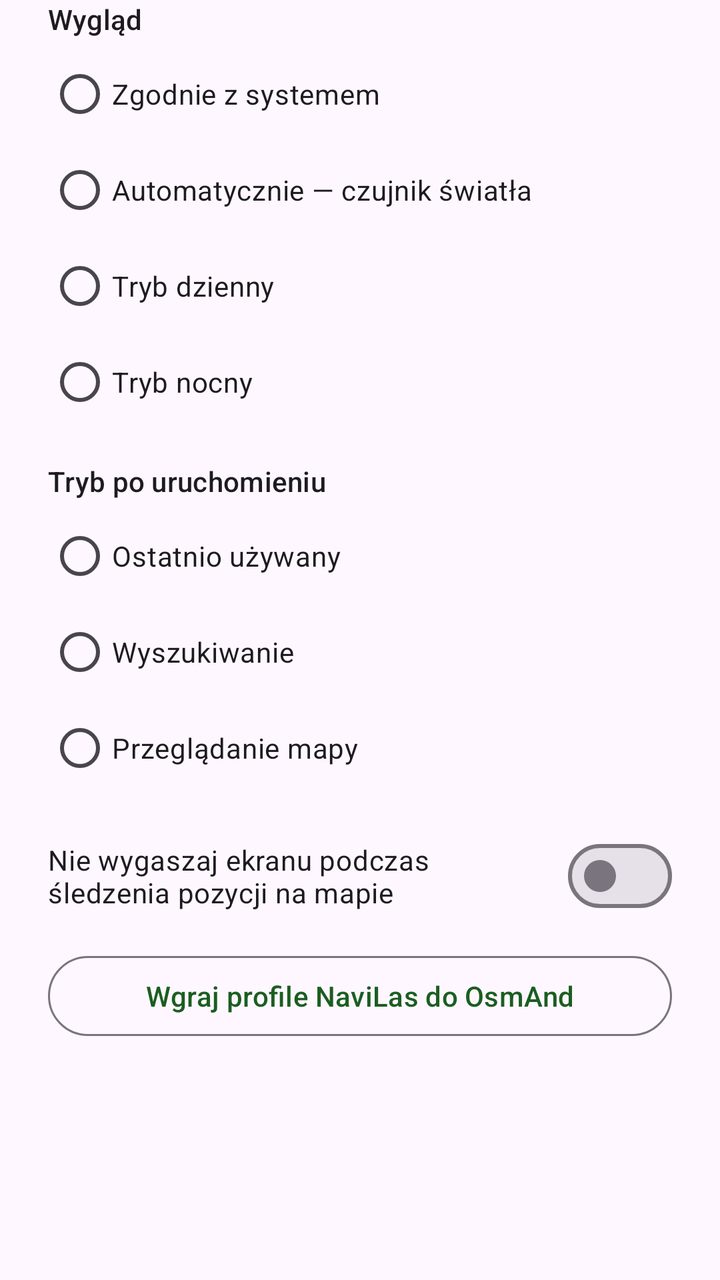
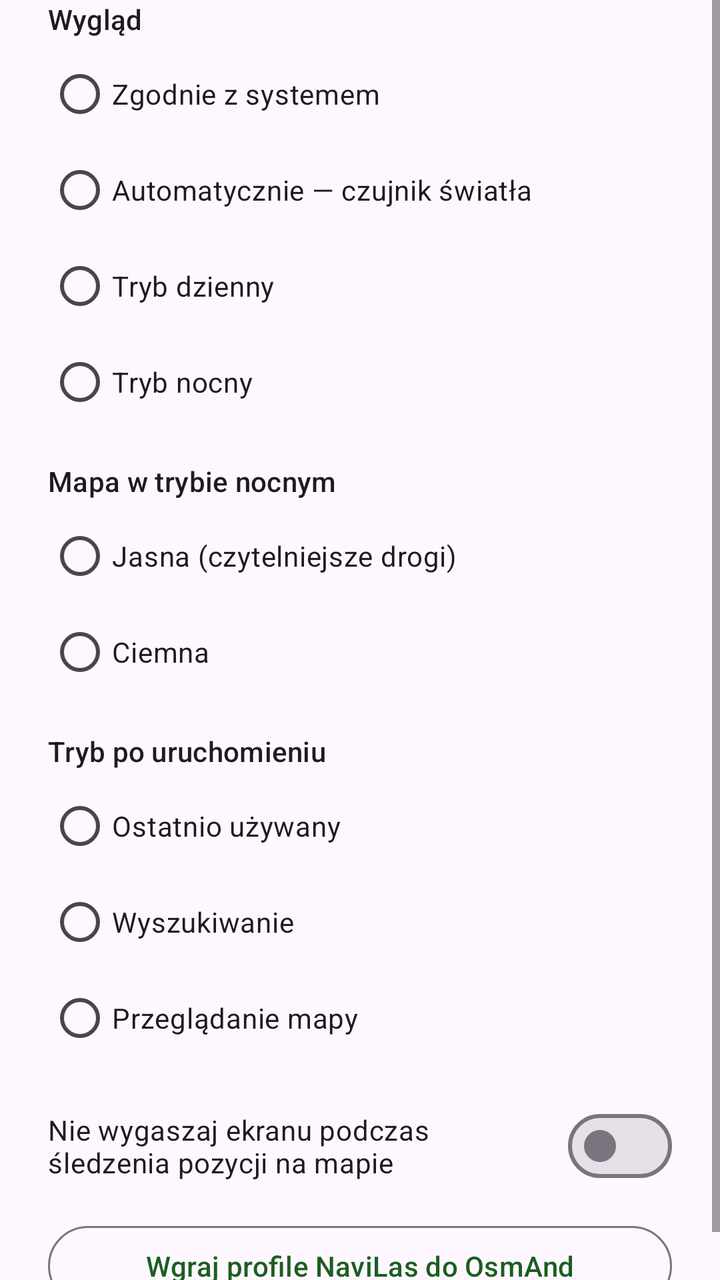

Compare the two renders of this Android layout. The source of the first and the diff that turns it into the second are given below.
<!-- AndroidManifest.xml: application theme Theme.NaviLas -->
<!-- res/layout/dialog_settings.xml -->
<?xml version="1.0" encoding="utf-8"?>
<ScrollView xmlns:android="http://schemas.android.com/apk/res/android"
    android:layout_width="match_parent"
    android:layout_height="wrap_content">

    <LinearLayout
        android:layout_width="match_parent"
        android:layout_height="wrap_content"
        android:orientation="vertical"
        android:paddingHorizontal="24dp"
        android:paddingBottom="8dp">

        <TextView
            android:layout_width="match_parent"
            android:layout_height="wrap_content"
            android:text="@string/settings_theme_label"
            android:textAppearance="?attr/textAppearanceTitleSmall" />

        <RadioGroup
            android:id="@+id/themeGroup"
            android:layout_width="match_parent"
            android:layout_height="wrap_content"
            android:layout_marginTop="4dp">

            <com.google.android.material.radiobutton.MaterialRadioButton
                android:id="@+id/themeSystem"
                android:layout_width="match_parent"
                android:layout_height="wrap_content"
                android:text="@string/settings_theme_system" />

            <com.google.android.material.radiobutton.MaterialRadioButton
                android:id="@+id/themeAmbient"
                android:layout_width="match_parent"
                android:layout_height="wrap_content"
                android:text="@string/settings_theme_ambient" />

            <com.google.android.material.radiobutton.MaterialRadioButton
                android:id="@+id/themeDay"
                android:layout_width="match_parent"
                android:layout_height="wrap_content"
                android:text="@string/settings_theme_day" />

            <com.google.android.material.radiobutton.MaterialRadioButton
                android:id="@+id/themeNight"
                android:layout_width="match_parent"
                android:layout_height="wrap_content"
                android:text="@string/settings_theme_night" />
        </RadioGroup>

        <TextView
            android:layout_width="match_parent"
            android:layout_height="wrap_content"
            android:layout_marginTop="16dp"
            android:text="@string/settings_startup_label"
            android:textAppearance="?attr/textAppearanceTitleSmall" />

        <RadioGroup
            android:id="@+id/startupGroup"
            android:layout_width="match_parent"
            android:layout_height="wrap_content"
            android:layout_marginTop="4dp">

            <com.google.android.material.radiobutton.MaterialRadioButton
                android:id="@+id/startupRemember"
                android:layout_width="match_parent"
                android:layout_height="wrap_content"
                android:text="@string/settings_startup_remember" />

            <com.google.android.material.radiobutton.MaterialRadioButton
                android:id="@+id/startupSearch"
                android:layout_width="match_parent"
                android:layout_height="wrap_content"
                android:text="@string/settings_startup_search" />

            <com.google.android.material.radiobutton.MaterialRadioButton
                android:id="@+id/startupBrowse"
                android:layout_width="match_parent"
                android:layout_height="wrap_content"
                android:text="@string/settings_startup_browse" />
        </RadioGroup>

        <com.google.android.material.materialswitch.MaterialSwitch
            android:id="@+id/keepScreenOnTracking"
            android:layout_width="match_parent"
            android:layout_height="wrap_content"
            android:layout_marginTop="16dp"
            android:text="@string/settings_keep_screen_on" />

        <com.google.android.material.button.MaterialButton
            android:id="@+id/btnOsmAndProfiles"
            style="@style/Widget.Material3.Button.OutlinedButton"
            android:layout_width="match_parent"
            android:layout_height="wrap_content"
            android:layout_marginTop="12dp"
            android:text="@string/settings_osmand_profiles" />

        <LinearLayout
            android:id="@+id/updateChannelSection"
            android:layout_width="match_parent"
            android:layout_height="wrap_content"
            android:orientation="vertical"
            android:visibility="gone">

            <TextView
                android:layout_width="match_parent"
                android:layout_height="wrap_content"
                android:layout_marginTop="16dp"
                android:text="@string/settings_update_channel_label"
                android:textAppearance="?attr/textAppearanceTitleSmall" />

            <RadioGroup
                android:id="@+id/updateChannelGroup"
                android:layout_width="match_parent"
                android:layout_height="wrap_content"
                android:layout_marginTop="4dp">

                <com.google.android.material.radiobutton.MaterialRadioButton
                    android:id="@+id/updateChannelNightly"
                    android:layout_width="match_parent"
                    android:layout_height="wrap_content"
                    android:text="@string/settings_update_channel_nightly" />

                <com.google.android.material.radiobutton.MaterialRadioButton
                    android:id="@+id/updateChannelBeta"
                    android:layout_width="match_parent"
                    android:layout_height="wrap_content"
                    android:text="@string/settings_update_channel_beta" />

                <com.google.android.material.radiobutton.MaterialRadioButton
                    android:id="@+id/updateChannelFinal"
                    android:layout_width="match_parent"
                    android:layout_height="wrap_content"
                    android:text="@string/settings_update_channel_final" />
            </RadioGroup>
        </LinearLayout>
    </LinearLayout>
</ScrollView>
<!-- resources referenced by this layout -->
<resources>
  <string name="settings_keep_screen_on">Nie wygaszaj ekranu podczas śledzenia pozycji na mapie</string>
  <string name="settings_osmand_profiles">Wgraj profile NaviLas do OsmAnd</string>
  <string name="settings_startup_browse">Przeglądanie mapy</string>
  <string name="settings_startup_label">Tryb po uruchomieniu</string>
  <string name="settings_startup_remember">Ostatnio używany</string>
  <string name="settings_startup_search">Wyszukiwanie</string>
  <string name="settings_theme_ambient">Automatycznie — czujnik światła</string>
  <string name="settings_theme_day">Tryb dzienny</string>
  <string name="settings_theme_label">Wygląd</string>
  <string name="settings_theme_night">Tryb nocny</string>
  <string name="settings_theme_system">Zgodnie z systemem</string>
  <string name="settings_update_channel_beta">Beta i nowsze</string>
  <string name="settings_update_channel_final">Tylko Final</string>
  <string name="settings_update_channel_label">Aktualizacje (GitHub)</string>
  <string name="settings_update_channel_nightly">Nightly i nowsze</string>
  <style name="Theme.NaviLas" parent="Theme.Material3.DayNight.NoActionBar">
          <item name="colorPrimary">@color/forest_green</item>
          <item name="colorOnPrimary">@color/forest_on_primary</item>
          <item name="colorPrimaryContainer">@color/forest_container</item>
          <item name="colorOnPrimaryContainer">@color/forest_on_container</item>
          <item name="colorSecondary">@color/forest_green</item>
          <item name="colorOnSecondary">@color/forest_on_primary</item>
          <item name="colorSecondaryContainer">@color/forest_container</item>
          <item name="colorOnSecondaryContainer">@color/forest_on_container</item>
          <item name="android:statusBarColor">@color/toolbar_green</item>
          <item name="android:navigationBarColor">?attr/colorSurface</item>
          <item name="android:windowLightStatusBar">false</item>
      </style>
  <color name="forest_green">#1B5E20</color>
  <color name="forest_on_primary">#FFFFFF</color>
  <color name="forest_container">#C8E6C9</color>
  <color name="forest_on_container">#123815</color>
  <color name="toolbar_green">#1B5E20</color>
</resources>

<!-- the commit's change to res/layout/dialog_settings.xml (unified diff, before → after) -->
@@ -45,6 +45,32 @@
                 android:layout_width="match_parent"
                 android:layout_height="wrap_content"
                 android:text="@string/settings_theme_night" />
+        </RadioGroup>
+
+        <TextView
+            android:layout_width="match_parent"
+            android:layout_height="wrap_content"
+            android:layout_marginTop="16dp"
+            android:text="@string/settings_night_map_label"
+            android:textAppearance="?attr/textAppearanceTitleSmall" />
+
+        <RadioGroup
+            android:id="@+id/nightMapGroup"
+            android:layout_width="match_parent"
+            android:layout_height="wrap_content"
+            android:layout_marginTop="4dp">
+
+            <com.google.android.material.radiobutton.MaterialRadioButton
+                android:id="@+id/nightMapLight"
+                android:layout_width="match_parent"
+                android:layout_height="wrap_content"
+                android:text="@string/settings_night_map_light" />
+
+            <com.google.android.material.radiobutton.MaterialRadioButton
+                android:id="@+id/nightMapDark"
+                android:layout_width="match_parent"
+                android:layout_height="wrap_content"
+                android:text="@string/settings_night_map_dark" />
         </RadioGroup>
 
         <TextView
<!-- resource entries referenced after the edit -->
@@ -1,6 +1,9 @@
 <!-- resources referenced by this layout -->
 <resources>
   <string name="settings_keep_screen_on">Nie wygaszaj ekranu podczas śledzenia pozycji na mapie</string>
+  <string name="settings_night_map_dark">Ciemna</string>
+  <string name="settings_night_map_label">Mapa w trybie nocnym</string>
+  <string name="settings_night_map_light">Jasna (czytelniejsze drogi)</string>
   <string name="settings_osmand_profiles">Wgraj profile NaviLas do OsmAnd</string>
   <string name="settings_startup_browse">Przeglądanie mapy</string>
   <string name="settings_startup_label">Tryb po uruchomieniu</string>
